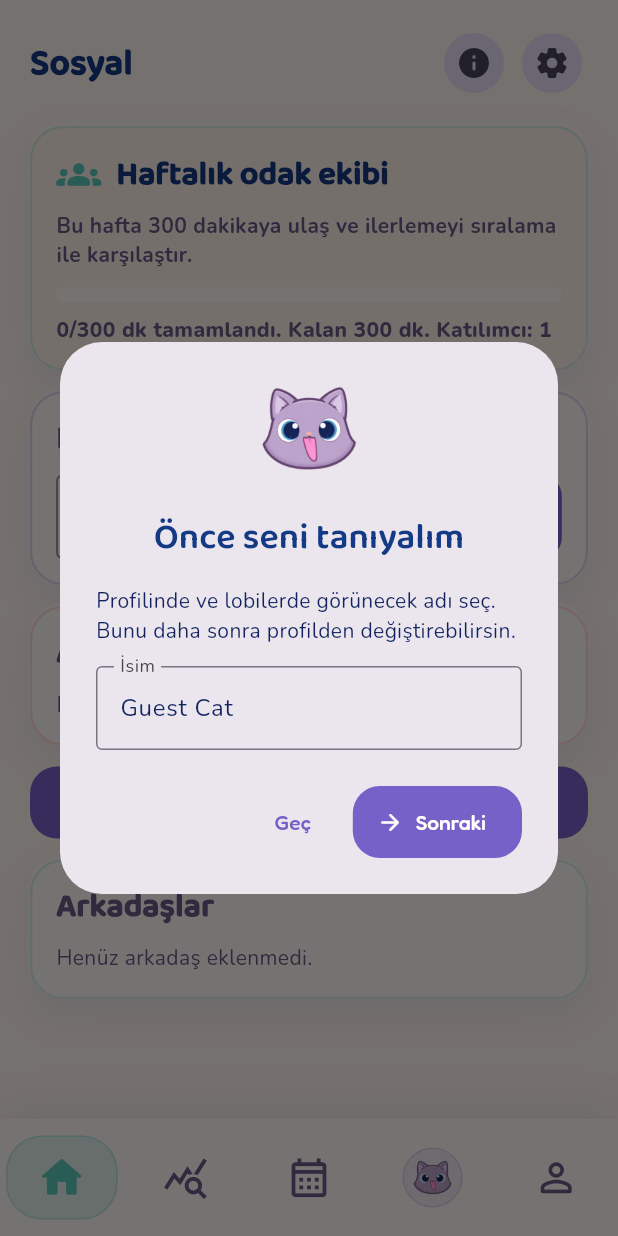
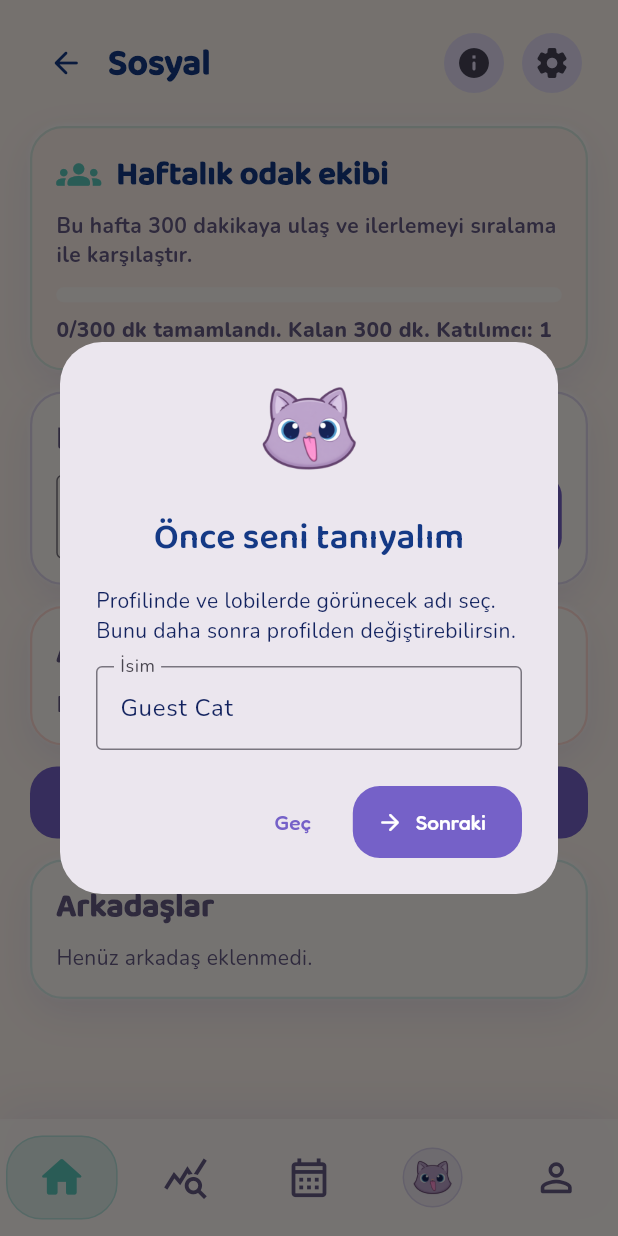
Before and after one commit to 4rc4/CatudyV2, a Flutter app: the SocialScreen screen opened by its route, on a phone screen of 412 x 824 dp. Run offline on Flutter 3.47's test engine with Material 3 defaults, Android fonts, the phone set to English and light mode, and no system bars; our stand-ins replace flutter_local_notifications, flutter_riverpod, flutter_timezone, go_router, image_picker, share_plus and 3 more; accounts and stored records are empty.

Commit message:
Update Catudy app release

```diff
--- a/lib/app/localization/catudy_copy.dart
+++ b/lib/app/localization/catudy_copy.dart
@@ -103,9 +103,9 @@ class CatudyCopy {
     'social.removeFriend': 'Arkadaştan çıkar',
     'social.visitProfile': 'Profili ziyaret et',
     'social.visitPetRoom': 'Pet odasını ziyaret et',
-    'social.addByNameTitle': 'ID ile arkadaş ekle',
-    'social.friendSearchLabel': 'Kullanıcı ID',
-    'social.friendSearchHint': 'Örn. kullanıcı UUID değeri',
+    'social.addByNameTitle': 'Kod ile arkadaş ekle',
+    'social.friendSearchLabel': 'Kullanıcı kodu',
+    'social.friendSearchHint': 'Örn. CAT-1A2B-9F8E',
     'social.requestButton': 'İstek gönder',
     'social.friendAdded': 'Arkadaş eklendi.',
     'social.friendRequestSent': 'Arkadaşlık isteği gönderildi.',
@@ -114,7 +114,7 @@ class CatudyCopy {
     'social.friendSelf': 'Kendini arkadaş olarak ekleyemezsin.',
     'social.friendNotFound': 'Bu kullanıcı bulunamadı.',
     'social.friendBlocked': 'Bu kullanıcı engellenmiş.',
-    'social.friendEmpty': 'Bir kullanıcı ID gir.',
+    'social.friendEmpty': 'Bir kullanıcı kodu gir.',
     'social.friendRequests': 'Arkadaşlık istekleri',
     'social.noFriendRequests': 'Bekleyen arkadaşlık isteği yok.',
     'social.incomingRequestFrom': '{name} arkadaşlık isteği gönderdi.',
@@ -317,9 +317,9 @@ class CatudyCopy {
     'profile.shareText': '{name} Catudy profilini paylaştı: {link}',
     'profile.shareCopied':
         'Paylaşım açılamadı, profil linki panoya kopyalandı.',
-    'profile.copyId': "ID'mi kopyala",
-    'profile.idCopied': 'Kullanıcı ID kopyalandı.',
-    'profile.myId': 'Kullanıcı ID',
+    'profile.copyId': 'Kodumu kopyala',
+    'profile.idCopied': 'Kullanıcı kodu kopyalandı.',
+    'profile.myId': 'Kullanıcı kodu',
     'profile.editTitle': 'Profili Düzenle',
     'profile.chooseAvatar': 'Profil resmi seç',
     'profile.uploadAvatar': 'Özel resim yükle',
@@ -406,6 +406,8 @@ class CatudyCopy {
     'lobby.demoMode':
         'Online ayar bulunamadığı için demo lobi açıldı. Gerçek lobi için Supabase URL ve anon key gerekiyor.',
     'lobby.onlyOwnerCanStart': 'Sadece lobi kurucusu seansı başlatabilir.',
+    'lobby.waitForSecondMember': 'Başlatmak için lobide en az iki kişi olmalı.',
+    'lobby.waitForReady': 'Başlatmak için herkes hazır olmalı.',
     'lobby.owner': 'kurucu',
     'lobby.online': 'çevrim içi',
     'lobby.offline': 'çevrim dışı',
@@ -444,9 +446,8 @@ class CatudyCopy {
     'onboarding.goalTitle': 'Günlük hedef',
     'onboarding.goalBody':
         'Bugün için gerçekçi bir odak dakikası hedefi belirle.',
-    'onboarding.friendTitle': 'Arkadaş ID',
-    'onboarding.friendBody':
-        'Arkadaşların seni eklemek için bu ID değerini kullanır.',
+    'onboarding.friendTitle': 'Arkadaş kodu',
+    'onboarding.friendBody': 'Arkadaşların seni eklemek için bu kodu kullanır.',
     'onboarding.startTitle': 'İlk odağa hazır',
     'onboarding.startBody':
         'Kategori ve süre seçerek ilk odak seansını başlatabilirsin.',
@@ -546,9 +547,9 @@ class CatudyCopy {
     'social.removeFriend': 'Remove friend',
     'social.visitProfile': 'Visit profile',
     'social.visitPetRoom': 'Visit pet room',
-    'social.addByNameTitle': 'Add friend by ID',
-    'social.friendSearchLabel': 'User ID',
-    'social.friendSearchHint': 'E.g. user UUID value',
+    'social.addByNameTitle': 'Add friend by code',
+    'social.friendSearchLabel': 'User code',
+    'social.friendSearchHint': 'E.g. CAT-1A2B-9F8E',
     'social.requestButton': 'Send request',
     'social.friendAdded': 'Friend added.',
     'social.friendRequestSent': 'Friend request sent.',
@@ -558,7 +559,7 @@ class CatudyCopy {
     'social.friendSelf': 'You cannot add yourself as a friend.',
     'social.friendNotFound': 'User not found.',
     'social.friendBlocked': 'This user is blocked.',
-    'social.friendEmpty': 'Enter a user ID.',
+    'social.friendEmpty': 'Enter a user code.',
     'social.friendRequests': 'Friend requests',
     'social.noFriendRequests': 'No pending friend requests.',
     'social.incomingRequestFrom': '{name} sent a friend request.',
@@ -762,9 +763,9 @@ class CatudyCopy {
     'profile.shareText': '{name} shared a Catudy profile: {link}',
     'profile.shareCopied':
         'Sharing could not be opened, so the profile link was copied.',
-    'profile.copyId': 'Copy my ID',
-    'profile.idCopied': 'User ID copied.',
-    'profile.myId': 'User ID',
+    'profile.copyId': 'Copy my code',
+    'profile.idCopied': 'User code copied.',
+    'profile.myId': 'User code',
     'profile.editTitle': 'Edit Profile',
     'profile.chooseAvatar': 'Choose profile picture',
     'profile.uploadAvatar': 'Upload custom picture',
@@ -848,6 +849,9 @@ class CatudyCopy {
     'lobby.demoMode':
         'No online config was found, so a demo lobby opened. Real lobbies need Supabase URL and anon key.',
     'lobby.onlyOwnerCanStart': 'Only the lobby owner can start the session.',
+    'lobby.waitForSecondMember':
+        'At least two people must be in the lobby to start.',
+    'lobby.waitForReady': 'Everyone must be ready to start.',
     'lobby.owner': 'owner',
     'lobby.online': 'online',
     'lobby.offline': 'offline',
@@ -885,8 +889,8 @@ class CatudyCopy {
         'Mochi is your starting companion. New pets unlock as you earn points.',
     'onboarding.goalTitle': 'Daily target',
     'onboarding.goalBody': 'Set a realistic focus-minute target for today.',
-    'onboarding.friendTitle': 'Friend ID',
-    'onboarding.friendBody': 'Friends use this ID to add you.',
+    'onboarding.friendTitle': 'Friend code',
+    'onboarding.friendBody': 'Friends use this code to add you.',
     'onboarding.startTitle': 'Ready for first focus',
     'onboarding.startBody':
         'Choose a category and duration to start your first focus session.',
--- a/lib/features/onboarding/pet_intro_tour.dart
+++ b/lib/features/onboarding/pet_intro_tour.dart
@@ -153,7 +153,7 @@ class _FirstRunOnboardingState extends State<_FirstRunOnboarding> {
           Text(store.t('onboarding.friendBody')),
           const SizedBox(height: 12),
           SelectableText(
-            store.publicUserId,
+            store.publicUserCode,
             style: TextStyle(
               color: CatudyColors.blueFor(context),
               fontWeight: FontWeight.w900,
@@ -162,7 +162,9 @@ class _FirstRunOnboardingState extends State<_FirstRunOnboarding> {
           const SizedBox(height: 10),
           OutlinedButton.icon(
             onPressed: () async {
-              await Clipboard.setData(ClipboardData(text: store.publicUserId));
+              await Clipboard.setData(
+                ClipboardData(text: store.publicUserCode),
+              );
               if (context.mounted) {
                 ScaffoldMessenger.of(context).showSnackBar(
                   SnackBar(content: Text(store.t('profile.idCopied'))),
--- a/lib/features/profile/profile_screen.dart
+++ b/lib/features/profile/profile_screen.dart
@@ -178,7 +178,7 @@ class ProfileScreen extends StatelessWidget {
                         ),
                         const SizedBox(height: 2),
                         SelectableText(
-                          store.publicUserId,
+                          store.publicUserCode,
                           style: TextStyle(
                             color: CatudyColors.blueFor(context),
                             fontWeight: FontWeight.w900,
@@ -270,7 +270,7 @@ class ProfileScreen extends StatelessWidget {
   }
 
   Future<void> _copyUserId(BuildContext context, CatudyDemoStore store) async {
-    await Clipboard.setData(ClipboardData(text: store.publicUserId));
+    await Clipboard.setData(ClipboardData(text: store.publicUserCode));
     if (context.mounted) {
       ScaffoldMessenger.of(
         context,
--- a/lib/features/settings/settings_screen.dart
+++ b/lib/features/settings/settings_screen.dart
@@ -56,6 +56,7 @@ class _SettingsScreenState extends State<SettingsScreen> {
         title: store.t('settings.title'),
         showBack: true,
         fallbackBackPath: '/profile',
+        showSettingsAction: false,
         children: [
           CatudyPanel(
             child: Column(
@@ -231,7 +232,7 @@ class _SettingsScreenState extends State<SettingsScreen> {
                       contentPadding: EdgeInsets.zero,
                       leading: const Icon(Icons.block_rounded),
                       title: Text(store.blockedUserLabel(userId)),
-                      subtitle: Text(userId),
+                      subtitle: Text(store.displayUserId(userId)),
                       trailing: TextButton(
                         onPressed: () => store.unblockUser(userId),
                         child: Text(store.t('settings.unblock')),
--- a/lib/features/social/social_screen.dart
+++ b/lib/features/social/social_screen.dart
@@ -39,6 +39,8 @@ class _SocialScreenState extends State<SocialScreen> {
         final friends = store.friendProfiles;
         return ScreenScaffold(
           title: store.t('social.title'),
+          showBack: true,
+          fallbackBackPath: '/',
           children: [
             CatudyPanel(
               color: CatudyColors.cream,
@@ -278,7 +280,8 @@ class _FriendRequestRow extends StatelessWidget {
       incoming ? request.fromUserId : request.toUserId,
     );
     final name =
-        profile?.name ?? (incoming ? request.fromUserId : request.toUserId);
+        profile?.name ??
+        store.displayUserId(incoming ? request.fromUserId : request.toUserId);
     return Container(
       margin: const EdgeInsets.only(bottom: 8),
       padding: const EdgeInsets.symmetric(horizontal: 10, vertical: 9),
--- a/lib/shared/widgets/screen_scaffold.dart
+++ b/lib/shared/widgets/screen_scaffold.dart
@@ -12,6 +12,7 @@ class ScreenScaffold extends StatelessWidget {
     this.actions = const [],
     this.showBack = false,
     this.fallbackBackPath = '/',
+    this.showSettingsAction = true,
     super.key,
   });
 
@@ -20,6 +21,7 @@ class ScreenScaffold extends StatelessWidget {
   final List<Widget> actions;
   final bool showBack;
   final String fallbackBackPath;
+  final bool showSettingsAction;
 
   @override
   Widget build(BuildContext context) {
@@ -61,11 +63,12 @@ class ScreenScaffold extends StatelessWidget {
                 icon: const Icon(Icons.info_rounded),
               ),
               const SizedBox(width: 4),
-              IconButton.filledTonal(
-                onPressed: () => context.go('/settings'),
-                tooltip: catudyDemoStore.t('pet.settings'),
-                icon: const Icon(Icons.settings_rounded),
-              ),
+              if (showSettingsAction)
+                IconButton.filledTonal(
+                  onPressed: () => context.go('/settings'),
+                  tooltip: catudyDemoStore.t('pet.settings'),
+                  icon: const Icon(Icons.settings_rounded),
+                ),
             ],
           ),
           const SizedBox(height: 18),
```
Also changed, not shown: lib/app/demo/catudy_demo_store.dart (+107 -14 lines), lib/app/online/catudy_leaderboard_service.dart (+38 -16 lines), lib/app/online/catudy_lobby_service.dart (+74 -4 lines), lib/features/lobby/lobby_screen.dart (+10 -0 lines), 2 other files.
